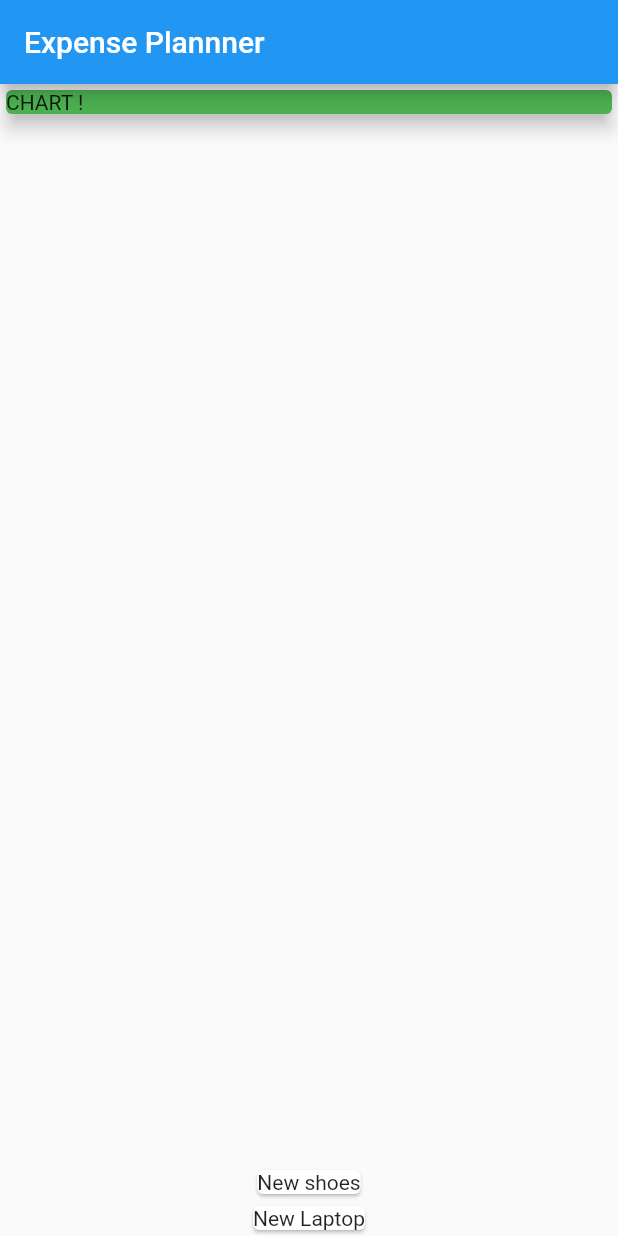
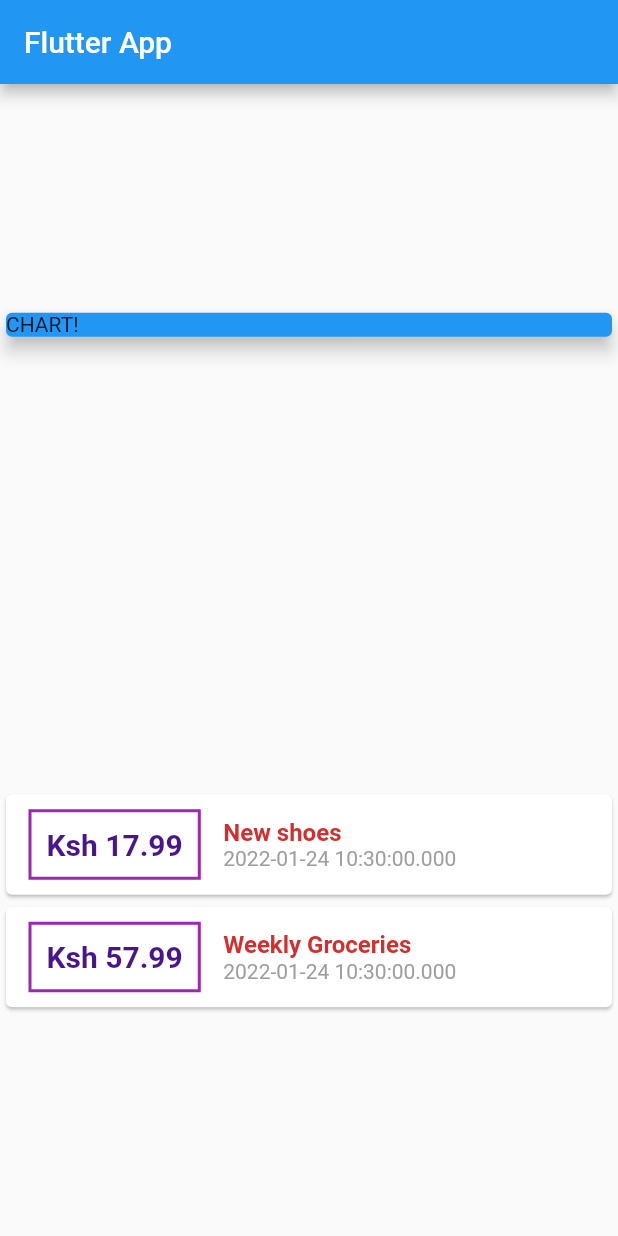
Before and after one commit to NdegwaJulius/expenseplanner, a Flutter app: the screen it shows after launch, on a phone screen of 412 x 824 dp. Run offline on Flutter 3.47's test engine with Material 2 defaults, Android fonts, the phone set to English and light mode, and no system bars.

```diff
--- a/lib/main.dart
+++ b/lib/main.dart
@@ -21,13 +21,13 @@ class MyHomePage extends StatelessWidget {
     Transaction(
       id: 't1',
       title: 'New shoes',
-      amount: 67.99,
+      amount: 17.99,
       date: DateTime.now(),
     ),
     Transaction(
       id: 't2',
-      title: 'New Laptop',
-      amount: 657.99,
+      title: 'Weekly Groceries',
+      amount: 57.99,
       date: DateTime.now(),
     ),
   ];
@@ -35,26 +35,70 @@ class MyHomePage extends StatelessWidget {
   Widget build(BuildContext context) {
     return Scaffold(
       appBar: AppBar(
-        title: Text('Expense Plannner'),
+        title: Text('Flutter App'),
       ),
       body: Column(
-        // ignore: prefer_const_literals_to_create_immutables
-        mainAxisAlignment: MainAxisAlignment.spaceBetween,
-        crossAxisAlignment: CrossAxisAlignment.center,
-
+        mainAxisAlignment: MainAxisAlignment.spaceAround,
+        crossAxisAlignment: CrossAxisAlignment.stretch,
         children: <Widget>[
           Container(
             width: double.infinity,
             child: Card(
-              color: Colors.green,
-              child: Text('CHART !'),
+              color: Colors.blue,
+              child: Text('CHART!'),
               elevation: 5,
             ),
           ),
           Column(
             children: transactions.map((tx) {
               return Card(
-                child: Text(tx.title),
+                child: Row(
+                  children: <Widget>[
+                    Container(
+                      margin: EdgeInsets.symmetric(
+                        vertical: 10,
+                        horizontal: 15,
+                      ),
+                      decoration: BoxDecoration(
+                        border: Border.all(
+                          color: Colors.purple,
+                          width: 2,
+                        ),
+                      ),
+                      padding: EdgeInsets.all(10),
+                      child: Text(
+                        // adding a $ sign with string interpolation
+                        //
+                        //'\$${tx.amount}',
+                        'Ksh ' + tx.amount.toString(),
+                        style: TextStyle(
+                          fontWeight: FontWeight.bold,
+                          fontSize: 20,
+                          color: Colors.purple[900],
+                        ),
+                      ),
+                    ),
+                    Column(
+                      crossAxisAlignment: CrossAxisAlignment.start,
+                      children: <Widget>[
+                        Text(
+                          tx.title,
+                          style: TextStyle(
+                            fontSize: 16,
+                            fontWeight: FontWeight.bold,
+                            color: Colors.red[700],
+                          ),
+                        ),
+                        Text(
+                          tx.date.toString(),
+                          style: TextStyle(
+                            color: Colors.grey,
+                          ),
+                        ),
+                      ],
+                    ),
+                  ],
+                ),
               );
             }).toList(),
           ),
```
